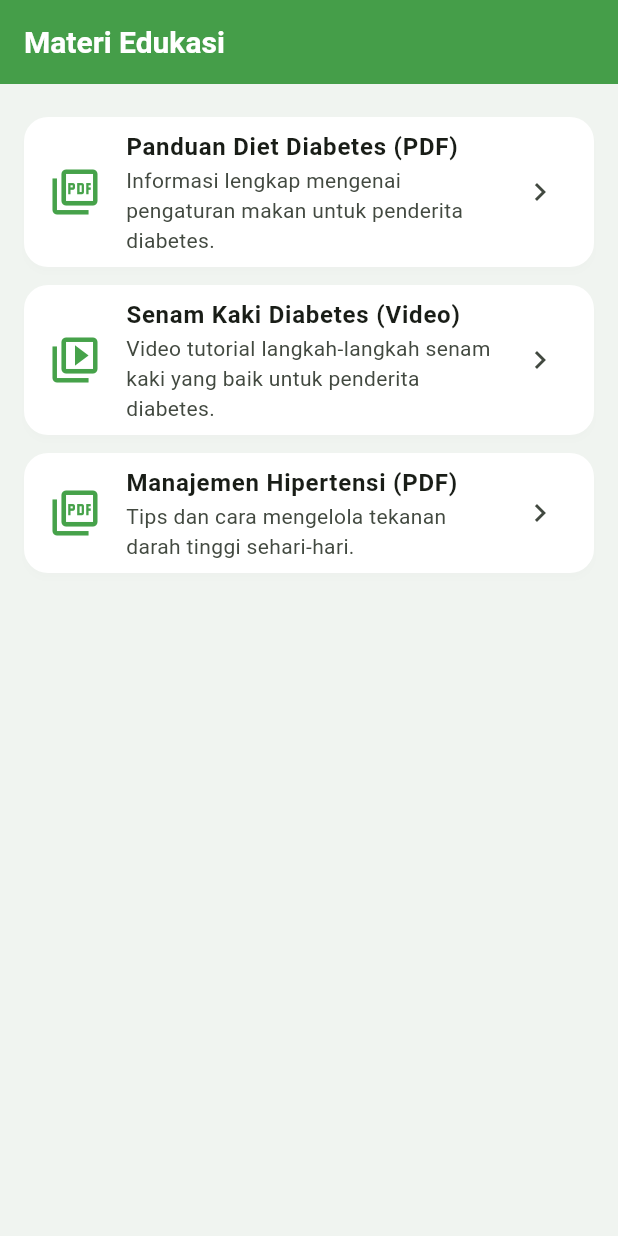
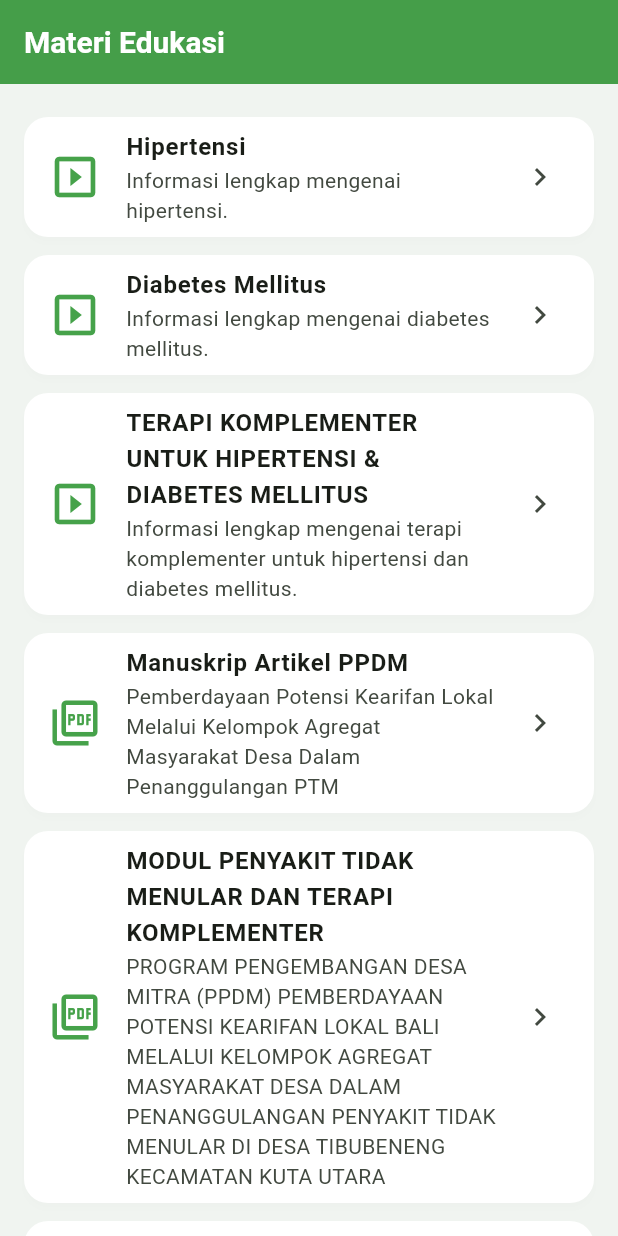
Before and after one commit to SepuhSalto/portable_health_kit, a Flutter app: the MateriScreen screen opened directly, on a phone screen of 412 x 824 dp. Run offline on Flutter 3.47's test engine with Material 3 defaults, Android fonts, the phone set to English and light mode, and no system bars; our stand-ins replace audioplayers, cloud_firestore, firebase_core, fl_chart, flutter_local_notifications, hive and 4 more; missing offline and left inert: alarm, disable_battery_optimization; accounts and stored records are empty; Roboto replaces fonts that are missing (Poppins).

Commit message:
fix: add materi to materi screen

```diff
--- a/lib/main_navigation_screen.dart
+++ b/lib/main_navigation_screen.dart
@@ -3,7 +3,7 @@ import 'home_screen.dart'; // The new dashboard screen
 import 'health_check_screen.dart'; // The menu to input data
 import 'history_screen.dart'; // The history screen
 import 'alarm_screen.dart'; // The new alarm screen
-import 'tips_screen.dart'; // A placeholder for the tips screen
+import 'materi_screen.dart'; // The materi screen
 
 class MainNavigationScreen extends StatefulWidget {
   const MainNavigationScreen({super.key});
@@ -28,7 +28,7 @@ class _MainNavigationScreenState extends State<MainNavigationScreen> {
       HealthCheckScreen(),
       HistoryScreen(),
       AlarmScreen(),
-      TipsScreen(),
+      MateriScreen(),
     ];
   }
 
@@ -65,7 +65,7 @@ class _MainNavigationScreenState extends State<MainNavigationScreen> {
           ),
           BottomNavigationBarItem(
             icon: Icon(Icons.lightbulb_outline),
-            label: 'Tips',
+            label: 'Materi',
           ),
         ],
         currentIndex: _selectedIndex,
--- a/lib/materi_screen.dart
+++ b/lib/materi_screen.dart
@@ -1,5 +1,5 @@
 import 'package:flutter/material.dart';
-import 'package:url_launcher/url_launcher.dart'; // Import url_launcher
+import 'package:portable_health_kit/web_view_screen.dart'; // Import web_view_screen
 
 // Define a simple class to hold material info
 class MateriItem {
@@ -28,43 +28,88 @@ class _MateriScreenState extends State<MateriScreen> {
   // Replace these with your actual titles, descriptions, and Google Drive links
   final List<MateriItem> _materiList = [
     MateriItem(
-      title: 'Panduan Diet Diabetes (PDF)',
-      description: 'Informasi lengkap mengenai pengaturan makan untuk penderita diabetes.',
-      driveUrl: 'YOUR_GOOGLE_DRIVE_PDF_LINK_1', // <-- PASTE YOUR PDF LINK HERE
+      title: 'Hipertensi',
+      description: 'Informasi lengkap mengenai hipertensi.',
+      driveUrl: 'https://docs.google.com/presentation/d/1F_BL4lxS1ehaBkGADdYJL83ZV3votbEu/edit?usp=drive_link&ouid=116033809050488051387&rtpof=true&sd=true', // <-- PASTE YOUR PDF LINK HERE
+      icon: Icons.slideshow_outlined, // PDF icon
+    ),
+    MateriItem(
+      title: 'Diabetes Mellitus',
+      description: 'Informasi lengkap mengenai diabetes mellitus.',
+      driveUrl: 'https://docs.google.com/presentation/d/1V2hZ4sjp6vtiIEP4qvLwddFOHAp4xn-R/edit?usp=drive_link&ouid=116033809050488051387&rtpof=true&sd=true', // <-- PASTE YOUR PDF LINK HERE
+      icon: Icons.slideshow_outlined, // PDF icon
+    ),
+    MateriItem(
+      title: 'TERAPI KOMPLEMENTER UNTUK HIPERTENSI & DIABETES MELLITUS',
+      description: 'Informasi lengkap mengenai terapi komplementer untuk hipertensi dan diabetes mellitus.',
+      driveUrl: 'https://docs.google.com/presentation/d/1eJI86SxaCTu1nnJ3uzVSNSEgpPBT9vSX/edit?usp=drive_link&ouid=116033809050488051387&rtpof=true&sd=true', // <-- PASTE YOUR PDF LINK HERE
+      icon: Icons.slideshow_outlined, // PDF icon
+    ),
+    MateriItem(
+      title: 'Manuskrip Artikel PPDM',
+      description: 'Pemberdayaan Potensi Kearifan Lokal Melalui Kelompok Agregat Masyarakat Desa Dalam Penanggulangan PTM',
+      driveUrl: 'https://drive.google.com/file/d/1Wfw-YznH4AZNKeUu_a7TYV58lWKDOBfy/view?usp=drive_link', // <-- PASTE YOUR PDF LINK HERE
       icon: Icons.picture_as_pdf_outlined, // PDF icon
+    ),
+    MateriItem(
+      title: 'MODUL PENYAKIT TIDAK MENULAR DAN TERAPI KOMPLEMENTER',
+      description: 'PROGRAM PENGEMBANGAN DESA MITRA (PPDM) PEMBERDAYAAN POTENSI KEARIFAN LOKAL BALI MELALUI KELOMPOK AGREGAT MASYARAKAT DESA DALAM PENANGGULANGAN PENYAKIT TIDAK MENULAR DI DESA TIBUBENENG KECAMATAN KUTA UTARA',
+      driveUrl: 'https://drive.google.com/file/d/12BsjCe9udLxLYw46AyRs5kb_rEnwNNa7/view?usp=drive_link', // <-- PASTE YOUR PDF LINK HERE
+      icon: Icons.picture_as_pdf_outlined, // PDF icon
+    ),
+    MateriItem(
+      title: 'CARA PEMBUATAN TERAPI HERBAL DENGAN SELEDRI',
+      description: 'Video tutorial cara pembuatan terapi herbal dengan seledri.',
+      driveUrl: 'https://drive.google.com/file/d/13yNk66fjK_cXRy5Qn5E0E0X6O5Kr0TOq/view?usp=drive_link', // <-- PASTE YOUR VIDEO LINK HERE
+      icon: Icons.video_library_outlined, // Video icon
     ),
     MateriItem(
       title: 'Senam Kaki Diabetes (Video)',
       description: 'Video tutorial langkah-langkah senam kaki yang baik untuk penderita diabetes.',
-      driveUrl: 'YOUR_GOOGLE_DRIVE_VIDEO_LINK_1', // <-- PASTE YOUR VIDEO LINK HERE
+      driveUrl: 'https://drive.google.com/file/d/1Flpc8nXQ588CAKU5t9hOC_aHpRRfbekP/view?usp=drive_link', // <-- PASTE YOUR VIDEO LINK HERE
       icon: Icons.video_library_outlined, // Video icon
     ),
     MateriItem(
-      title: 'Manajemen Hipertensi (PDF)',
-      description: 'Tips dan cara mengelola tekanan darah tinggi sehari-hari.',
-      driveUrl: 'YOUR_GOOGLE_DRIVE_PDF_LINK_2', // <-- PASTE ANOTHER PDF LINK
-      icon: Icons.picture_as_pdf_outlined,
+      title: 'Teknik Akupresur',
+      description: 'Video tutorial teknik akupresur ',
+      driveUrl: 'https://drive.google.com/file/d/17DwcUKoHAvn9PuvAND2SY8Wz47pTCoRs/view?usp=drive_link', // <-- PASTE YOUR VIDEO LINK HERE
+      icon: Icons.video_library_outlined, // Video icon
+    ),
+    MateriItem(
+      title: 'Teknik Relaksasi Napas Dalam',
+      description: 'Video tutorial teknik relaksasi napas dalam.',
+      driveUrl: 'https://drive.google.com/file/d/1AwQlwXucR8kyqLJYVDIJBAEXA1cy45f4/view?usp=drive_link', // <-- PASTE YOUR VIDEO LINK HERE
+      icon: Icons.video_library_outlined, // Video icon
+    ),
+    MateriItem(
+      title: 'Terapi Musik Rindik Bali',
+      description: 'Video Musik Rindik Bali',
+      driveUrl: 'https://drive.google.com/file/d/17G2FVt1WqVdYc-LLRflse_jJPXnpLmXA/view?usp=drive_link', // <-- PASTE YOUR VIDEO LINK HERE
+      icon: Icons.video_library_outlined, // Video icon
     ),
     // Add more MateriItem objects for each PDF and video link you have
   ];
 
-  /// Function to launch the URL
-  Future<void> _launchURL(String urlString) async {
-    final Uri url = Uri.parse(urlString);
-    try {
-      // Try launching the URL. `launchUrl` handles opening browsers or apps.
-      bool launched = await launchUrl(url, mode: LaunchMode.externalApplication);
-      if (!launched) {
-        print('Could not launch $urlString');
-        _showErrorSnackbar('Tidak dapat membuka link: $urlString');
-      }
-    } catch (e) {
-      print('Error launching URL $urlString: $e');
-      _showErrorSnackbar('Terjadi kesalahan saat membuka link.');
+  void _openInWebView(BuildContext context, MateriItem item) {
+    print('Navigating to WebView for: ${item.title}, URL: ${item.driveUrl}');
+    // Ensure URL is not empty before navigating
+    if (item.driveUrl.isEmpty || !item.driveUrl.startsWith('http')) {
+       _showErrorSnackbar('Link materi tidak valid.');
+       return;
     }
+
+    Navigator.push(
+      context,
+      MaterialPageRoute(
+        builder: (context) => WebViewScreen(
+          title: item.title, // Pass title to AppBar
+          url: item.driveUrl, // Pass URL to load
+        ),
+      ),
+    );
   }
 
-  /// Helper to show error messages
+  // _showErrorSnackbar method remains the same
   void _showErrorSnackbar(String message) {
     if (mounted) {
       ScaffoldMessenger.of(context).showSnackBar(
@@ -72,7 +117,6 @@ class _MateriScreenState extends State<MateriScreen> {
       );
     }
   }
-
 
   @override
   Widget build(BuildContext context) {
@@ -103,9 +147,7 @@ class _MateriScreenState extends State<MateriScreen> {
               trailing: const Icon(Icons.chevron_right),
               // Action when the list tile is tapped
               onTap: () {
-                print('Tapped on: ${item.title}, URL: ${item.driveUrl}');
-                // Launch the Google Drive URL
-                _launchURL(item.driveUrl);
+                _openInWebView(context, item);
               },
             ),
           );
--- a/pubspec.yaml
+++ b/pubspec.yaml
@@ -25,6 +25,8 @@ dependencies:
   path_provider: ^2.0.11
   disable_battery_optimization: 1.1.2
   url_launcher: ^6.3.1
+  webview_flutter: ^4.13.0
+
 dev_dependencies:
   flutter_test:
     sdk: flutter
```
Also changed, not shown: lib/web_view_screen.dart (added, +154 -0 lines), pubspec.lock, 1 other file.
